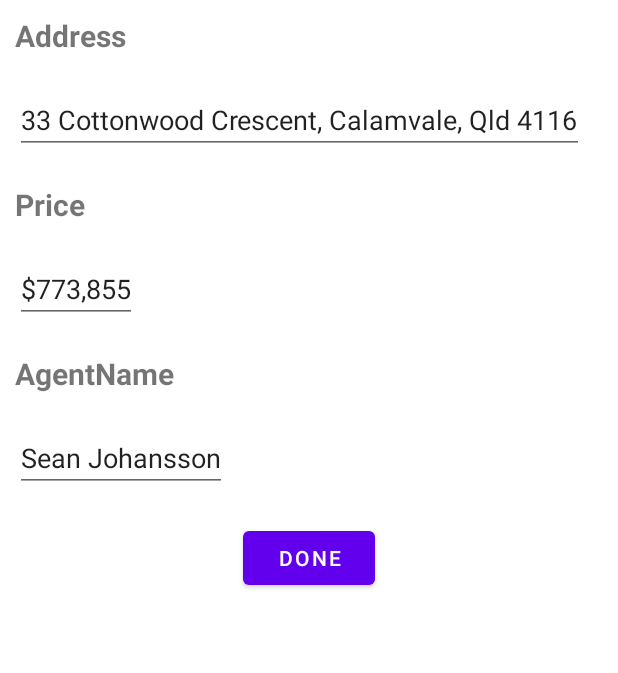
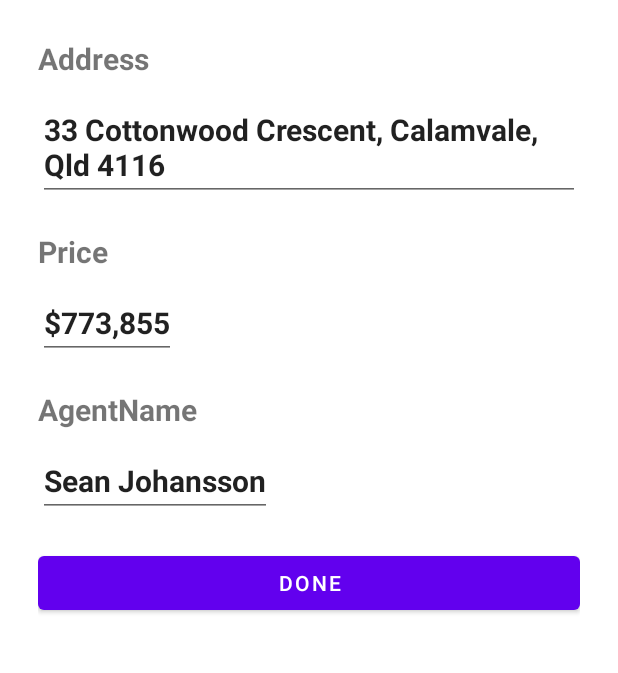
Before and after one commit to danny780659/RealEstateMobileApp, an Android app: the screen it shows after launch (MainActivity), after a tap on "33 Cottonwood Crescent, Calamvale, Qld 4", on a phone screen of 412 x 824 dp, the part 84-757 px from its top. Run offline under Robolectric (Android 15) with nearby library versions, the phone set to English and light mode, and no system bars.

Commit message:
Added formatting

```diff
--- a/app/src/main/java/com/example/realestatemobileapp/PropertyAdapter.kt
+++ b/app/src/main/java/com/example/realestatemobileapp/PropertyAdapter.kt
@@ -4,6 +4,7 @@ import android.util.Log
 import android.view.LayoutInflater
 import android.view.View
 import android.view.ViewGroup
+import android.widget.ImageView
 import android.widget.TextView
 import androidx.lifecycle.ViewModelProvider
 import androidx.lifecycle.ViewModelStoreOwner
--- a/app/src/main/java/com/example/realestatemobileapp/PropertyListFragment.kt
+++ b/app/src/main/java/com/example/realestatemobileapp/PropertyListFragment.kt
@@ -30,9 +30,6 @@ class PropertyListFragment : Fragment() {
         mPropertyArray.add(Property("5", "12 Arrol Street, Camp Hill, Qld 4152", "$1,977,972", "Roger Carr", "house5"))
         mPropertyArray.add(Property("6", "37 Kahli Place, Carseldine, Qld 4034", "$970,692", "Libby Patrick", "house6"))
 
-        //val resourceId = this.resources.getIdentifier("house1", "drawable", this.getPackageName());
-        //findViewById<ImageView>(R.id.house_image).setImageResource(resourceId)
-
         val context = activity as ViewModelStoreOwner
         mPropertyDetailsViewModel = ViewModelProvider(context).get(PropertyDetailsViewModel::class.java)
     }
--- a/app/src/main/res/layout/fragment_details.xml
+++ b/app/src/main/res/layout/fragment_details.xml
@@ -5,7 +5,7 @@
     android:tag="property_details_fragment"
     android:layout_width="match_parent"
     android:layout_height="match_parent"
-    android:padding="10dp"
+    android:padding="25dp"
     android:orientation="vertical">
 
     <ImageView
@@ -25,9 +25,11 @@
 
     <EditText
         android:id="@+id/address"
-        android:layout_marginTop="20dp"
+        android:layout_marginTop="10dp"
         android:layout_width="wrap_content"
-        android:layout_height="wrap_content"/>
+        android:layout_height="wrap_content"
+        android:textSize="20sp"
+        android:textStyle="bold"/>
 
     <TextView
         android:layout_width="wrap_content"
@@ -39,9 +41,11 @@
 
     <EditText
         android:id="@+id/price"
-        android:layout_marginTop="20dp"
+        android:layout_marginTop="10dp"
         android:layout_width="wrap_content"
-        android:layout_height="wrap_content"/>
+        android:layout_height="wrap_content"
+        android:textSize="20sp"
+        android:textStyle="bold"/>
 
     <TextView
         android:layout_width="wrap_content"
@@ -53,13 +57,15 @@
 
     <EditText
         android:id="@+id/agentName"
-        android:layout_marginTop="20dp"
+        android:layout_marginTop="10dp"
         android:layout_width="wrap_content"
-        android:layout_height="wrap_content"/>
+        android:layout_height="wrap_content"
+        android:textSize="20sp"
+        android:textStyle="bold"/>
 
     <Button
         android:id="@+id/done"
-        android:layout_width="wrap_content"
+        android:layout_width="match_parent"
         android:layout_height="wrap_content"
         android:layout_marginTop="20dp"
         android:layout_gravity="center_horizontal"
```
Also changed, not shown: app/src/main/java/com/example/realestatemobileapp/PropertyDetailsFragment.kt (+7 -7 lines), app/src/main/res/layout/list_item.xml (+8 -9 lines).
